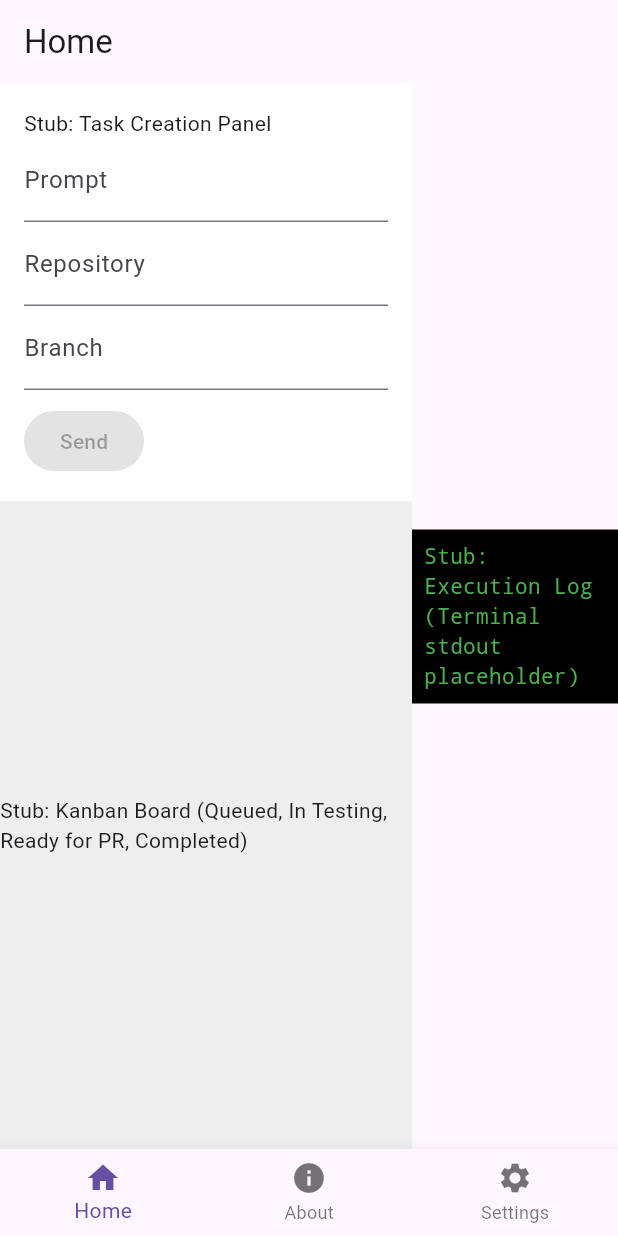
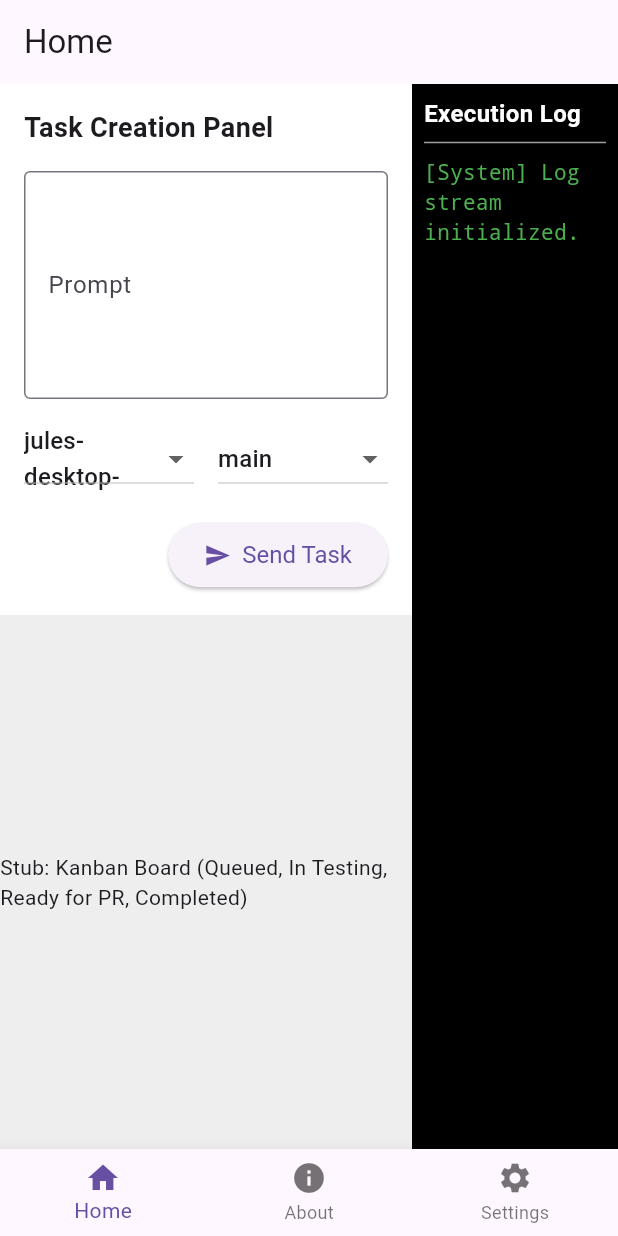
Before and after one commit to ddgybrasil-droid/JulesDesktop, a Flutter app: the screen it shows after launch, on a phone screen of 412 x 824 dp. Run offline on Flutter 3.47's test engine with Material 3 defaults, Android fonts, the phone set to English and light mode, and no system bars.

Commit message:
Implement frontend Task Creation Panel and Execution Log widgets
- Updated LogProvider to use dart:async Timer to mimic streaming log events
- Updated ExecutionLog to Stateful Widget to handle UI state with automatic bottom scrolling using ScrollController and PostFrame callbacks.
- Updated TaskCreationPanel to include text input fields, dropdown selections for branching, and simulated send action.
- Added standard flutter .gitignore file to exclude local machine config artifacts

Co-authored-by: ddgybrasil-droid <273183648+ddgybrasil-droid@users.noreply.github.com>

```diff
--- a/jules-desktop-client/frontend/lib/widgets/execution_log.dart
+++ b/jules-desktop-client/frontend/lib/widgets/execution_log.dart
@@ -1,18 +1,80 @@
 import 'package:flutter/material.dart';
+import 'package:provider/provider.dart';
+import '../providers/log_provider.dart';
 
 // Stub: Terminal-like widget that displays streamed stdout from Rust
-class ExecutionLog extends StatelessWidget {
+class ExecutionLog extends StatefulWidget {
   const ExecutionLog({Key? key}) : super(key: key);
 
   @override
+  State<ExecutionLog> createState() => _ExecutionLogState();
+}
+
+class _ExecutionLogState extends State<ExecutionLog> {
+  final ScrollController _scrollController = ScrollController();
+
+  void _scrollToBottom() {
+    if (_scrollController.hasClients) {
+      _scrollController.animateTo(
+        _scrollController.position.maxScrollExtent,
+        duration: const Duration(milliseconds: 200),
+        curve: Curves.easeOut,
+      );
+    }
+  }
+
+  @override
   Widget build(BuildContext context) {
+    // Watch for log updates
+    final logs = context.watch<LogProvider>().logs;
+
+    // After the build phase, scroll to bottom
+    WidgetsBinding.instance.addPostFrameCallback((_) {
+      _scrollToBottom();
+    });
+
     return Container(
       color: Colors.black,
       padding: const EdgeInsets.all(8.0),
-      child: const Text(
-        'Stub: Execution Log (Terminal stdout placeholder)',
-        style: TextStyle(color: Colors.green, fontFamily: 'monospace'),
+      child: Column(
+        crossAxisAlignment: CrossAxisAlignment.stretch,
+        children: [
+          const Text(
+            'Execution Log',
+            style: TextStyle(
+              color: Colors.white,
+              fontWeight: FontWeight.bold,
+              fontSize: 16,
+            ),
+          ),
+          const Divider(color: Colors.grey),
+          Expanded(
+            child: ListView.builder(
+              controller: _scrollController,
+              itemCount: logs.length,
+              itemBuilder: (context, index) {
+                return Padding(
+                  padding: const EdgeInsets.symmetric(vertical: 2.0),
+                  child: Text(
+                    logs[index],
+                    style: const TextStyle(
+                      color: Colors.green,
+                      fontFamily: 'monospace',
+                      fontSize: 14,
+                    ),
+                  ),
+                );
+              },
+            ),
+          ),
+        ],
       ),
     );
   }
+
+  @override
+  void dispose() {
+    _scrollController.dispose();
+    super.dispose();
+  }
 }
--- a/jules-desktop-client/frontend/lib/widgets/task_creation_panel.dart
+++ b/jules-desktop-client/frontend/lib/widgets/task_creation_panel.dart
@@ -1,8 +1,58 @@
 import 'package:flutter/material.dart';
+import 'package:provider/provider.dart';
+import '../providers/task_provider.dart';
+import '../providers/log_provider.dart';
 
 // Stub: Form panel to create and send a new task
-class TaskCreationPanel extends StatelessWidget {
+class TaskCreationPanel extends StatefulWidget {
   const TaskCreationPanel({Key? key}) : super(key: key);
+
+  @override
+  State<TaskCreationPanel> createState() => _TaskCreationPanelState();
+}
+
+class _TaskCreationPanelState extends State<TaskCreationPanel> {
+  final _promptController = TextEditingController();
+
+  // Mock data for dropdowns
+  final List<String> _repositories = ['jules-desktop-client', 'jules-backend', 'jules-frontend'];
+  final List<String> _branches = ['main', 'develop', 'feature/new-ui'];
+
+  String? _selectedRepo;
+  String? _selectedBranch;
+
+  @override
+  void initState() {
+    super.initState();
+    _selectedRepo = _repositories.first;
+    _selectedBranch = _branches.first;
+  }
+
+  void _handleSend() {
+    final prompt = _promptController.text;
+    final repo = _selectedRepo ?? '';
+    final branch = _selectedBranch ?? '';
+
+    if (prompt.isEmpty) {
+      ScaffoldMessenger.of(context).showSnackBar(
+        const SnackBar(content: Text('Please enter a prompt')),
+      );
+      return;
+    }
+
+    final taskProvider = context.read<TaskProvider>();
+    final logProvider = context.read<LogProvider>();
+
+    // Call task provider
+    taskProvider.sendTask(prompt, repo, branch);
+
+    // Trigger mock log stream for demonstration
+    final mockTaskId = 'task-${DateTime.now().millisecondsSinceEpoch}';
+    logProvider.startStreaming(mockTaskId);
+
+    // Clear prompt
+    _promptController.clear();
+  }
 
   @override
   Widget build(BuildContext context) {
@@ -11,18 +61,78 @@ class TaskCreationPanel extends StatelessWidget {
       color: Colors.white,
       child: Column(
         crossAxisAlignment: CrossAxisAlignment.start,
-        children: const [
-          Text('Stub: Task Creation Panel'),
-          TextField(decoration: InputDecoration(labelText: 'Prompt')),
-          TextField(decoration: InputDecoration(labelText: 'Repository')),
-          TextField(decoration: InputDecoration(labelText: 'Branch')),
-          SizedBox(height: 10),
-          ElevatedButton(
-            onPressed: null, // Stub: Call taskProvider.sendTask()
-            child: Text('Send'),
+        children: [
+          const Text(
+            'Task Creation Panel',
+            style: TextStyle(fontSize: 18, fontWeight: FontWeight.bold),
+          ),
+          const SizedBox(height: 16),
+          TextField(
+            controller: _promptController,
+            maxLines: 5,
+            decoration: const InputDecoration(
+              labelText: 'Prompt',
+              border: OutlineInputBorder(),
+              hintText: 'Enter your task prompt here...',
+            ),
+          ),
+          const SizedBox(height: 16),
+          Row(
+            children: [
+              Expanded(
+                child: DropdownButton<String>(
+                  value: _selectedRepo,
+                  isExpanded: true,
+                  hint: const Text('Repository'),
+                  items: _repositories.map((repo) {
+                    return DropdownMenuItem(value: repo, child: Text(repo));
+                  }).toList(),
+                  onChanged: (val) {
+                    setState(() {
+                      _selectedRepo = val;
+                    });
+                  },
+                ),
+              ),
+              const SizedBox(width: 16),
+              Expanded(
+                child: DropdownButton<String>(
+                  value: _selectedBranch,
+                  isExpanded: true,
+                  hint: const Text('Branch'),
+                  items: _branches.map((branch) {
+                    return DropdownMenuItem(value: branch, child: Text(branch));
+                  }).toList(),
+                  onChanged: (val) {
+                    setState(() {
+                      _selectedBranch = val;
+                    });
+                  },
+                ),
+              ),
+            ],
+          ),
+          const SizedBox(height: 16),
+          Align(
+            alignment: Alignment.centerRight,
+            child: ElevatedButton.icon(
+              onPressed: _handleSend,
+              icon: const Icon(Icons.send),
+              label: const Text('Send Task'),
+              style: ElevatedButton.styleFrom(
+                padding: const EdgeInsets.symmetric(horizontal: 24, vertical: 12),
+                textStyle: const TextStyle(fontSize: 16),
+              ),
+            ),
           )
         ],
       ),
     );
   }
+
+  @override
+  void dispose() {
+    _promptController.dispose();
+    super.dispose();
+  }
 }
```
Also changed, not shown: jules-desktop-client/frontend/lib/providers/log_provider.dart (+27 -0 lines), 1 other file.
